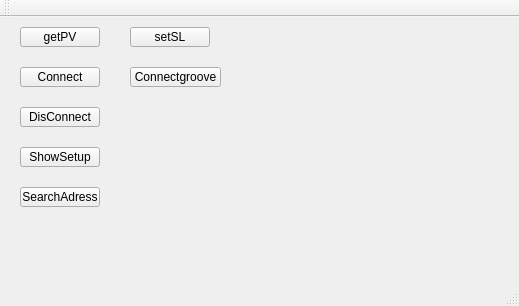
Aimiaomiao1314/temControl, file AL808_DRV/test_AL808/mainwindow.ui: the form before one commit.
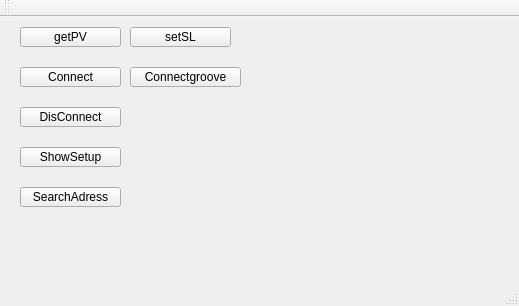
The form after the commit.

Diff of the .ui file:
```diff
--- a/AL808_DRV/test_AL808/mainwindow.ui
+++ b/AL808_DRV/test_AL808/mainwindow.ui
@@ -19,7 +19,7 @@
      <rect>
       <x>20</x>
       <y>10</y>
-      <width>80</width>
+      <width>101</width>
       <height>20</height>
      </rect>
     </property>
@@ -32,7 +32,7 @@
      <rect>
       <x>20</x>
       <y>50</y>
-      <width>80</width>
+      <width>101</width>
       <height>20</height>
      </rect>
     </property>
@@ -45,7 +45,7 @@
      <rect>
       <x>20</x>
       <y>90</y>
-      <width>80</width>
+      <width>101</width>
       <height>20</height>
      </rect>
     </property>
@@ -58,7 +58,7 @@
      <rect>
       <x>20</x>
       <y>130</y>
-      <width>80</width>
+      <width>101</width>
       <height>20</height>
      </rect>
     </property>
@@ -71,7 +71,7 @@
      <rect>
       <x>20</x>
       <y>170</y>
-      <width>80</width>
+      <width>101</width>
       <height>20</height>
      </rect>
     </property>
@@ -84,7 +84,7 @@
      <rect>
       <x>130</x>
       <y>10</y>
-      <width>80</width>
+      <width>101</width>
       <height>20</height>
      </rect>
     </property>
@@ -97,7 +97,7 @@
      <rect>
       <x>130</x>
       <y>50</y>
-      <width>91</width>
+      <width>111</width>
       <height>20</height>
      </rect>
     </property>
```
Left out of the diff: 2 changed lines with no effect on the pictures.
